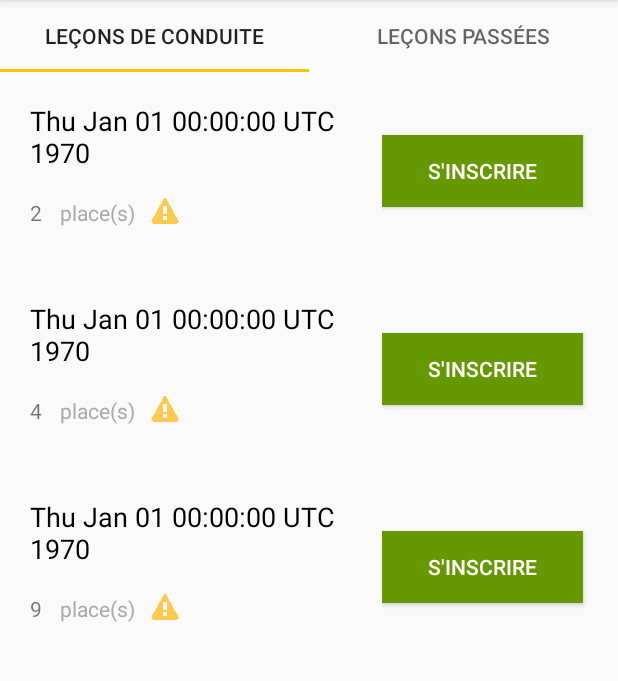
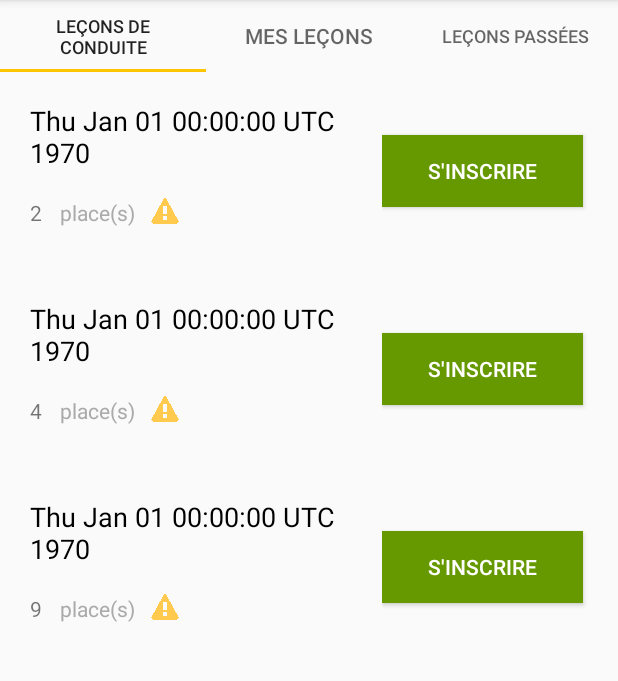
Before and after one commit to RomaneB/DTRQAndroid, an Android app: the TrainingSessionsTabsFragment screen opened through its navigation route, on a phone screen of 412 x 824 dp, the part 84-765 px from its top. Run offline under Robolectric (Android 15) with nearby library versions, the phone set to English and light mode, and no system bars; our stand-ins replace Dagger/Hilt's generated code, Room's generated code, data binding; 3 statements that could not run were skipped.

Commit message:
MyTrainingsSessions with unregister

```diff
--- a/app/src/main/java/org/diiage/dtrqandroid/data/db/AppDatabase.java
+++ b/app/src/main/java/org/diiage/dtrqandroid/data/db/AppDatabase.java
@@ -17,7 +17,7 @@ import androidx.room.Database;
 import androidx.room.RoomDatabase;
 import androidx.room.TypeConverters;
 
-@Database(entities = {User.class, DrivingLesson.class, Instructor.class, UserTraining.class, TrainingSession.class}, version = 19, exportSchema = false)
+@Database(entities = {User.class, DrivingLesson.class, Instructor.class, UserTraining.class, TrainingSession.class}, version = 23, exportSchema = false)
 @TypeConverters({DateTypeConverter.class})
 public abstract class AppDatabase extends RoomDatabase {
     public abstract UserDao userDao();
--- a/app/src/main/java/org/diiage/dtrqandroid/data/db/dao/TrainingSessionDao.java
+++ b/app/src/main/java/org/diiage/dtrqandroid/data/db/dao/TrainingSessionDao.java
@@ -16,4 +16,10 @@ public interface TrainingSessionDao {
 
     @Insert
     void insert(TrainingSession trainingSession);
+
+    @Query("SELECT * FROM trainingsession JOIN user_training ON trainingSessionId=trainingId WHERE userId= :userId")
+    LiveData<List<TrainingSession>> getTrainingSessionByUserId(long userId);
+
+    @Query("UPDATE trainingsession SET availableSeat= availableSeat+1 WHERE trainingSessionId= :trainingSessionId")
+    void updateAvailableSeats(long trainingSessionId);
 }
--- a/app/src/main/java/org/diiage/dtrqandroid/data/db/dao/UserTrainingDao.java
+++ b/app/src/main/java/org/diiage/dtrqandroid/data/db/dao/UserTrainingDao.java
@@ -16,4 +16,7 @@ public interface UserTrainingDao {
 
     @Insert
     void insert(UserTraining userTraining);
+
+    @Query("DELETE FROM USER_TRAINING WHERE trainingId=:trainingSessionId AND userId=:userId")
+    void unregister(long trainingSessionId, long userId);
 }
--- a/app/src/main/java/org/diiage/dtrqandroid/data/db/repository/UserTrainingRepository.java
+++ b/app/src/main/java/org/diiage/dtrqandroid/data/db/repository/UserTrainingRepository.java
@@ -4,6 +4,7 @@ import org.diiage.dtrqandroid.data.db.dao.UserTrainingDao;
 import org.diiage.dtrqandroid.data.db.entity.UserTraining;
 
 import java.util.List;
+import java.util.concurrent.Executors;
 
 import javax.inject.Inject;
 
@@ -25,4 +26,9 @@ public class UserTrainingRepository {
     public void insert(UserTraining userTraining) {
         userTrainingDao.insert(userTraining);
     }
+
+
+    public void unregister(long trainingSessionId, long userId){
+        Executors.newSingleThreadExecutor().execute(() -> userTrainingDao.unregister(trainingSessionId,userId));
+    }
 }
--- a/app/src/main/java/org/diiage/dtrqandroid/data/db/viewmodel/UserTrainingViewModel.java
+++ b/app/src/main/java/org/diiage/dtrqandroid/data/db/viewmodel/UserTrainingViewModel.java
@@ -21,4 +21,9 @@ public class UserTrainingViewModel extends ViewModel {
     LiveData<List<UserTraining>> getAllUserTrainings() { return userTrainingRepository.getAllUserTrainings();}
 
     public void insert(UserTraining userTraining) { userTrainingRepository.insert(userTraining);}
+
+
+    public void unregister(long trainingSessionId, long userId){
+        userTrainingRepository.unregister(trainingSessionId, userId);
+    }
 }
--- a/app/src/main/java/org/diiage/dtrqandroid/data/di/component/ApplicationComponent.java
+++ b/app/src/main/java/org/diiage/dtrqandroid/data/di/component/ApplicationComponent.java
@@ -9,6 +9,7 @@ import org.diiage.dtrqandroid.data.view.LoginPage;
 import org.diiage.dtrqandroid.drivingLessons.MyDrivingLessonsListFragment;
 import org.diiage.dtrqandroid.drivingLessons.NextDrivingLessonsListFragment;
 import org.diiage.dtrqandroid.drivingLessons.PreviousDrivingLessonsListFragment;
+import org.diiage.dtrqandroid.trainingSessions.MyTrainingSessionsListFragment;
 import org.diiage.dtrqandroid.trainingSessions.TrainingSessionsListFragment;
 
 import javax.inject.Singleton;
@@ -27,6 +28,7 @@ public interface ApplicationComponent {
     void inject (MyDrivingLessonsListFragment myDrivingLessonsListFragment);
     void inject (TrainingSessionsListFragment trainingSessionsListFragment);
     void inject (PreviousDrivingLessonsListFragment previousDrivingLessonsListFragment);
+    void inject (MyTrainingSessionsListFragment myTrainingSessionsListFragment);
 
     Application getApplication();
 
--- a/app/src/main/java/org/diiage/dtrqandroid/drivingLessons/MyDrivingLessonsListFragment.java
+++ b/app/src/main/java/org/diiage/dtrqandroid/drivingLessons/MyDrivingLessonsListFragment.java
@@ -9,15 +9,12 @@ import android.widget.Toast;
 
 import org.diiage.dtrqandroid.R;
 import org.diiage.dtrqandroid.data.RoomApplication;
-import org.diiage.dtrqandroid.data.db.entity.DrivingLesson;
 import org.diiage.dtrqandroid.data.db.entity.DrivingLessonWithInstructor;
 import org.diiage.dtrqandroid.data.db.viewmodel.DrivingLessonViewModel;
 import org.diiage.dtrqandroid.data.userManagement.UserSessionManager;
 import org.diiage.dtrqandroid.databinding.FragmentMyDrivingLessonsListBinding;
-import org.diiage.dtrqandroid.databinding.FragmentNextDrivingLessonsListBinding;
 import org.diiage.dtrqandroid.drivingLessons.recyclerViewAdapter.RecyclerViewMyDrivingLessonAdapter;
 
-import java.util.Calendar;
 import java.util.Date;
 
 import javax.inject.Inject;
@@ -27,8 +24,6 @@ import androidx.lifecycle.ViewModelProvider;
 import androidx.lifecycle.ViewModelProviders;
 import androidx.recyclerview.widget.LinearLayoutManager;
 import androidx.recyclerview.widget.RecyclerView;
-
-import static android.icu.lang.UCharacter.GraphemeClusterBreak.L;
 
 public class MyDrivingLessonsListFragment extends Fragment {
     @Inject
@@ -69,7 +64,6 @@ public class MyDrivingLessonsListFragment extends Fragment {
                     }
                 }
         );
-
     }
 
     @Override
--- /dev/null
+++ b/app/src/main/java/org/diiage/dtrqandroid/trainingSessions/MyTrainingSessionsListFragment.java
@@ -0,0 +1,100 @@
+package org.diiage.dtrqandroid.trainingSessions;
+
+import android.app.AlertDialog;
+import android.os.Bundle;
+import android.view.LayoutInflater;
+import android.view.View;
+import android.view.ViewGroup;
+import android.widget.Toast;
+
+import org.diiage.dtrqandroid.data.RoomApplication;
+import org.diiage.dtrqandroid.data.db.entity.TrainingSession;
+import org.diiage.dtrqandroid.data.db.viewmodel.TrainingSessionViewModel;
+import org.diiage.dtrqandroid.data.db.viewmodel.UserTrainingViewModel;
+import org.diiage.dtrqandroid.data.userManagement.UserSessionManager;
+import org.diiage.dtrqandroid.databinding.FragmentMyTrainingSessionsListBinding;
+import org.diiage.dtrqandroid.trainingSessions.recyclerViewAdapter.RecyclerViewMyTrainingSessionsAdapter;
+
+import javax.inject.Inject;
+
+import androidx.fragment.app.Fragment;
+import androidx.lifecycle.ViewModelProvider;
+import androidx.lifecycle.ViewModelProviders;
+import androidx.recyclerview.widget.LinearLayoutManager;
+import androidx.recyclerview.widget.RecyclerView;
+
+public class MyTrainingSessionsListFragment extends Fragment {
+    @Inject
+    ViewModelProvider.Factory viewModelFactory;
+
+    UserSessionManager session;
+    Long userId;
+
+    private TrainingSessionViewModel viewModel;
+    private UserTrainingViewModel userTrainingViewModel;
+    private FragmentMyTrainingSessionsListBinding binding;
+
+    private RecyclerView recyclerView;
+    private RecyclerViewMyTrainingSessionsAdapter adapter;
+
+    public MyTrainingSessionsListFragment(){
+
+    }
+
+    @Override
+    public void onCreate(Bundle savedInstanceState) {
+        super.onCreate(savedInstanceState);
+        session = new UserSessionManager(getContext());
+        userId = session.getUserId();
+
+        ((RoomApplication) getActivity().getApplication())
+                .getApplicationComponent()
+                .inject(this);
+    }
+
+    public void onActivityCreated(Bundle savedInstanceState) {
+        super.onActivityCreated(savedInstanceState);
+        viewModel = ViewModelProviders.of(this, viewModelFactory).get(TrainingSessionViewModel.class);
+        viewModel.getTrainingSessionsByUserId(userId).observe(this, sessions -> {
+                    if(sessions != null && adapter != null){
+                        adapter.setTrainingSessions(sessions);
+                    }
+                }
+        );
+    }
+
+    @Override
+    public View onCreateView(LayoutInflater inflater, ViewGroup container,
+                             Bundle savedInstanceState){
+        binding = FragmentMyTrainingSessionsListBinding.inflate(inflater,container,false);
+        this.viewModel = ViewModelProviders.of(this,viewModelFactory).get(TrainingSessionViewModel.class);
+        recyclerView = binding.recyclerViewMyTrainingLessons;
+        LinearLayoutManager layoutManager = new LinearLayoutManager(getContext());
+        recyclerView.setLayoutManager(layoutManager);
+
+        viewModel.getTrainingSessionsByUserId(userId).observe(this, trainingSessions -> {
+            if (trainingSessions !=null){
+                RecyclerViewMyTrainingSessionsAdapter adapter = new RecyclerViewMyTrainingSessionsAdapter(this::onClickButton,this.getContext(),this, trainingSessions);
+                recyclerView.setAdapter(adapter);
+            }
+        });
+        return binding.getRoot();
+    }
+
+    private void onClickButton(TrainingSession trainingSession) {
+        final AlertDialog.Builder builder = new AlertDialog.Builder(getContext());
+        builder.setTitle("Confirmation de désinscription")
+                .setMessage("Êtes-vous sûr de vouloir vous désinscrire à la session du : "+trainingSession.date.toString())
+                .setPositiveButton("Oui", (dialog, which) -> {
+                    viewModel = ViewModelProviders.of(getActivity() , viewModelFactory).get(TrainingSessionViewModel.class);
+                    userTrainingViewModel = ViewModelProviders.of(getActivity(),viewModelFactory).get(UserTrainingViewModel.class);
+                    viewModel.updateAvailableSeats(trainingSession.getTrainingSessionId());
+                    userTrainingViewModel.unregister(trainingSession.getTrainingSessionId(), userId);
+                    Toast.makeText(getContext(),"Désinscription réussie" , Toast.LENGTH_SHORT).show();
+                })
+                .setNegativeButton("Non", (dialog, which) -> {
+                    Toast.makeText(getContext(), "Désinscription annulée", Toast.LENGTH_SHORT).show();
+                });
+        builder.create().show();
+    }
+}
--- a/app/src/main/java/org/diiage/dtrqandroid/trainingSessions/viewPager/TrainingSessionsTabsFragmentPagerAdapter.java
+++ b/app/src/main/java/org/diiage/dtrqandroid/trainingSessions/viewPager/TrainingSessionsTabsFragmentPagerAdapter.java
@@ -8,6 +8,7 @@ import androidx.fragment.app.FragmentManager;
 import androidx.fragment.app.FragmentStatePagerAdapter;
 
 import org.diiage.dtrqandroid.R;
+import org.diiage.dtrqandroid.trainingSessions.MyTrainingSessionsListFragment;
 import org.diiage.dtrqandroid.trainingSessions.PastTrainingSessionsListFragment;
 import org.diiage.dtrqandroid.trainingSessions.TrainingSessionsListFragment;
 
@@ -28,6 +29,8 @@ public class TrainingSessionsTabsFragmentPagerAdapter extends FragmentStatePager
             case 0:
                 return new TrainingSessionsListFragment();
             case 1:
+                return new MyTrainingSessionsListFragment();
+            case 2:
                 return new PastTrainingSessionsListFragment();
         }
     }
@@ -39,12 +42,14 @@ public class TrainingSessionsTabsFragmentPagerAdapter extends FragmentStatePager
             case 0:
                 return this.context.getString(R.string.training_sessions_tabs_title_liste_des_lecons);
             case 1:
+                return "Mes leçons";
+            case 2:
                 return this.context.getString(R.string.training_sessions_tabs_title_lecons_passees);
         }
     }
 
     @Override
     public int getCount() {
-        return 2;
+        return 3;
     }
 }
--- a/app/src/main/res/layout/fragment_previous_driving_lessons_list.xml
+++ b/app/src/main/res/layout/fragment_previous_driving_lessons_list.xml
@@ -13,7 +13,7 @@
             <androidx.recyclerview.widget.RecyclerView
                 android:id="@+id/recyclerViewPastDriving"
                 android:layout_width="match_parent"
-                android:layout_height="443dp"
+                android:layout_height="match_parent"
                 tools:listitem="@layout/fragment_previous_driving_lessons_list_item" />
 
         </LinearLayout>
--- a/app/src/main/res/layout/fragment_training_sessions_tabs.xml
+++ b/app/src/main/res/layout/fragment_training_sessions_tabs.xml
@@ -32,6 +32,11 @@
                 <com.google.android.material.tabs.TabItem
                     android:layout_width="wrap_content"
                     android:layout_height="wrap_content"
+                    android:text="Mes leçons" />
+
+                <com.google.android.material.tabs.TabItem
+                    android:layout_width="wrap_content"
+                    android:layout_height="wrap_content"
                     android:text="@string/training_sessions_tabs_title_lecons_passees" />
 
             </com.google.android.material.tabs.TabLayout>
```
Also changed, not shown: app/src/main/java/org/diiage/dtrqandroid/data/db/repository/TrainingSessionRepository.java (+9 -0 lines), app/src/main/java/org/diiage/dtrqandroid/data/db/viewmodel/TrainingSessionViewModel.java (+8 -0 lines), app/src/main/java/org/diiage/dtrqandroid/data/di/module/RoomModule.java (+3 -6 lines), app/src/main/java/org/diiage/dtrqandroid/trainingSessions/recyclerViewAdapter/RecyclerViewMyTrainingSessionsAdapter.java (added, +73 -0 lines), app/src/main/res/layout/fragment_my_training_sessions_list.xml (added, +15 -0 lines), app/src/main/res/layout/fragment_my_training_sessions_list_item.xml (added, +79 -0 lines).
